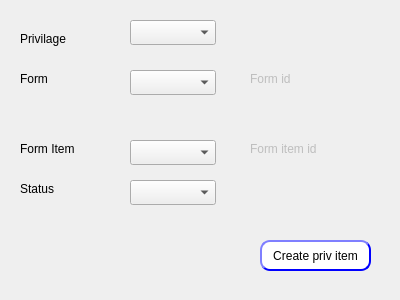
Hossam01/HyperPOS2020Design, file presentation/authorization_ui/createPrivilageItem.ui: the form before one commit.
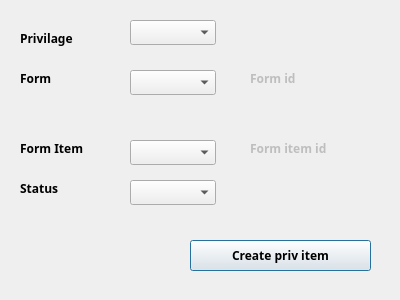
The form after the commit.

```diff
--- a/presentation/authorization_ui/createPrivilageItem.ui
+++ b/presentation/authorization_ui/createPrivilageItem.ui
@@ -32,6 +32,14 @@
      <height>17</height>
     </rect>
    </property>
+   <property name="font">
+    <font>
+     <family>29LT Bukra Regular</family>
+     <pointsize>9</pointsize>
+     <weight>75</weight>
+     <bold>true</bold>
+    </font>
+   </property>
    <property name="text">
     <string>Form Item</string>
    </property>
@@ -45,6 +53,14 @@
      <height>17</height>
     </rect>
    </property>
+   <property name="font">
+    <font>
+     <family>29LT Bukra Regular</family>
+     <pointsize>9</pointsize>
+     <weight>75</weight>
+     <bold>true</bold>
+    </font>
+   </property>
    <property name="text">
     <string>Form</string>
    </property>
@@ -52,35 +68,22 @@
   <widget class="QPushButton" name="BTN_createPrivItem">
    <property name="geometry">
     <rect>
-     <x>260</x>
+     <x>190</x>
      <y>240</y>
-     <width>111</width>
+     <width>181</width>
      <height>31</height>
     </rect>
    </property>
+   <property name="font">
+    <font>
+     <family>29LT Bukra Regular</family>
+     <pointsize>9</pointsize>
+     <weight>75</weight>
+     <bold>true</bold>
+    </font>
+   </property>
    <property name="styleSheet">
-    <string notr="true">QPushButton{
-                                        background-color: white;
-                                        border-style: outset;
-                                        border-width: 2px;
-                                        border-radius: 10px;
-                                        border-color: blue;
-                                        min-width: 6em;
-                                        }
-                                        QPushButton:hover {
-                                        background: qradialgradient(
-                                        cx: 0.3, cy: -0.4, fx: 0.3, fy: -0.4,
-                                        radius: 1.35, stop: 0 #fff, stop: 1 #bbb
-                                        );
-                                        }
-                                        QPushButton:pressed {
-                                        border-style: inset;
-                                        background: qradialgradient(
-                                        cx: 0.4, cy: -0.1, fx: 0.4, fy: -0.1,
-                                        radius: 1.35, stop: 0 #fff, stop: 1 #ddd
-                                        );
-                                        }
-                                    </string>
+    <string notr="true"/>
    </property>
    <property name="text">
     <string>Create priv item</string>
@@ -105,6 +108,14 @@
      <height>17</height>
     </rect>
    </property>
+   <property name="font">
+    <font>
+     <family>29LT Bukra Regular</family>
+     <pointsize>9</pointsize>
+     <weight>75</weight>
+     <bold>true</bold>
+    </font>
+   </property>
    <property name="text">
     <string>Privilage</string>
    </property>
@@ -121,6 +132,14 @@
      <height>17</height>
     </rect>
    </property>
+   <property name="font">
+    <font>
+     <family>29LT Bukra Regular</family>
+     <pointsize>9</pointsize>
+     <weight>75</weight>
+     <bold>true</bold>
+    </font>
+   </property>
    <property name="frameShape">
     <enum>QFrame::NoFrame</enum>
    </property>
@@ -157,6 +176,14 @@
      <height>17</height>
     </rect>
    </property>
+   <property name="font">
+    <font>
+     <family>29LT Bukra Regular</family>
+     <pointsize>9</pointsize>
+     <weight>75</weight>
+     <bold>true</bold>
+    </font>
+   </property>
    <property name="text">
     <string>Status</string>
    </property>
@@ -173,6 +200,14 @@
      <height>17</height>
     </rect>
    </property>
+   <property name="font">
+    <font>
+     <family>29LT Bukra Regular</family>
+     <pointsize>9</pointsize>
+     <weight>75</weight>
+     <bold>true</bold>
+    </font>
+   </property>
    <property name="frameShape">
     <enum>QFrame::NoFrame</enum>
    </property>
```
Left out of the diff: 32 changed lines with no effect on the pictures.
